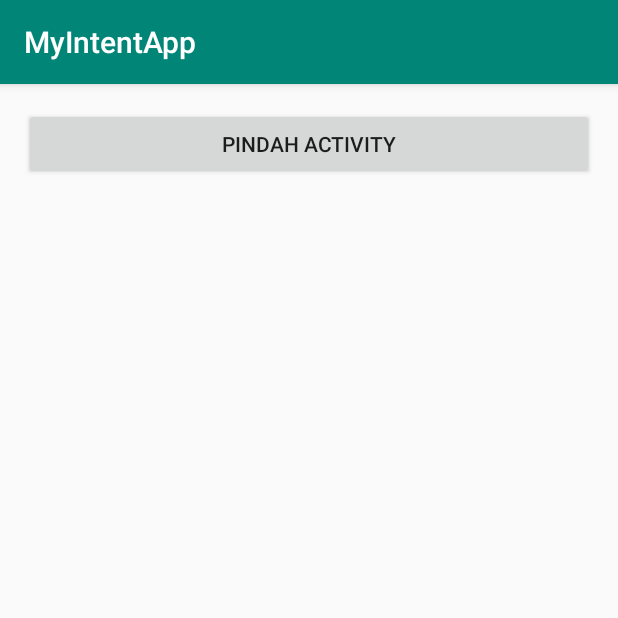
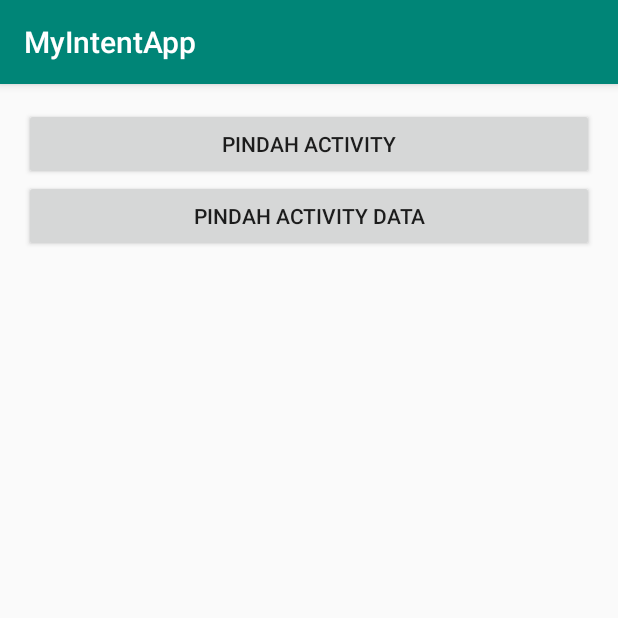
Before and after one commit to efarid15/dicoding-intentapps, an Android app: the screen it shows after launch (MainActivity), on a phone screen of 412 x 824 dp, the top half of it. Run offline under Robolectric (Android 15) with nearby library versions, the phone set to English and light mode, and no system bars.

```diff
--- a/app/src/main/AndroidManifest.xml
+++ b/app/src/main/AndroidManifest.xml
@@ -9,6 +9,8 @@
         android:roundIcon="@mipmap/ic_launcher_round"
         android:supportsRtl="true"
         android:theme="@style/AppTheme">
+        <activity android:name=".MoveWithDataActivity">
+        </activity>
         <activity android:name=".MoveActivity">
         </activity>
         <activity android:name=".MainActivity">
--- a/app/src/main/java/com/dicoding/picodiploma/myintentapp/MainActivity.kt
+++ b/app/src/main/java/com/dicoding/picodiploma/myintentapp/MainActivity.kt
@@ -14,6 +14,9 @@ class MainActivity : AppCompatActivity(), View.OnClickListener {
 
         val btnMoveActivity: Button = findViewById(R.id.btn_move_activity)
         btnMoveActivity.setOnClickListener(this)
+
+        val btnMoveActivityData: Button = findViewById(R.id.btn_move_activity_data)
+        btnMoveActivityData.setOnClickListener(this)
     }
 
     override fun onClick(v: View) {
@@ -22,6 +25,13 @@ class MainActivity : AppCompatActivity(), View.OnClickListener {
                 val moveIntent = Intent(this@MainActivity, MoveActivity::class.java)
                 startActivity(moveIntent)
             }
+
+            R.id.btn_move_activity_data -> {
+                val moveWithDataIntent = Intent(this@MainActivity, MoveWithDataActivity::class.java)
+                moveWithDataIntent.putExtra(MoveWithDataActivity.EXTRA_NAME, "DicodingAcademy Boy")
+                moveWithDataIntent.putExtra(MoveWithDataActivity.EXTRA_AGE, 5)
+                startActivity(moveWithDataIntent)
+            }
         }
     }
 }
--- a/app/src/main/res/layout/activity_main.xml
+++ b/app/src/main/res/layout/activity_main.xml
@@ -16,4 +16,13 @@
         android:text="@string/move_activity"
 />
 
+    <Button
+            android:id="@+id/btn_move_activity_data"
+            android:layout_width="match_parent"
+            android:layout_height="wrap_content"
+            android:layout_marginBottom="16dp"
+            android:text="@string/move_with_data"
+
+    />
+
 </LinearLayout>
--- a/app/src/main/res/values/strings.xml
+++ b/app/src/main/res/values/strings.xml
@@ -2,4 +2,6 @@
     <string name="app_name">MyIntentApp</string>
     <string name="move_activity">Pindah Activity</string>
     <string name="this_is_move_activity">This is move activity</string>
+    <string name="move_with_data">Pindah Activity Data</string>
+    <string name="data_received">Data Received</string>
 </resources>
```
Also changed, not shown: app/src/main/java/com/dicoding/picodiploma/myintentapp/MoveWithDataActivity.kt (added, +27 -0 lines), app/src/main/res/layout/activity_move_with_data.xml (added, +16 -0 lines).
